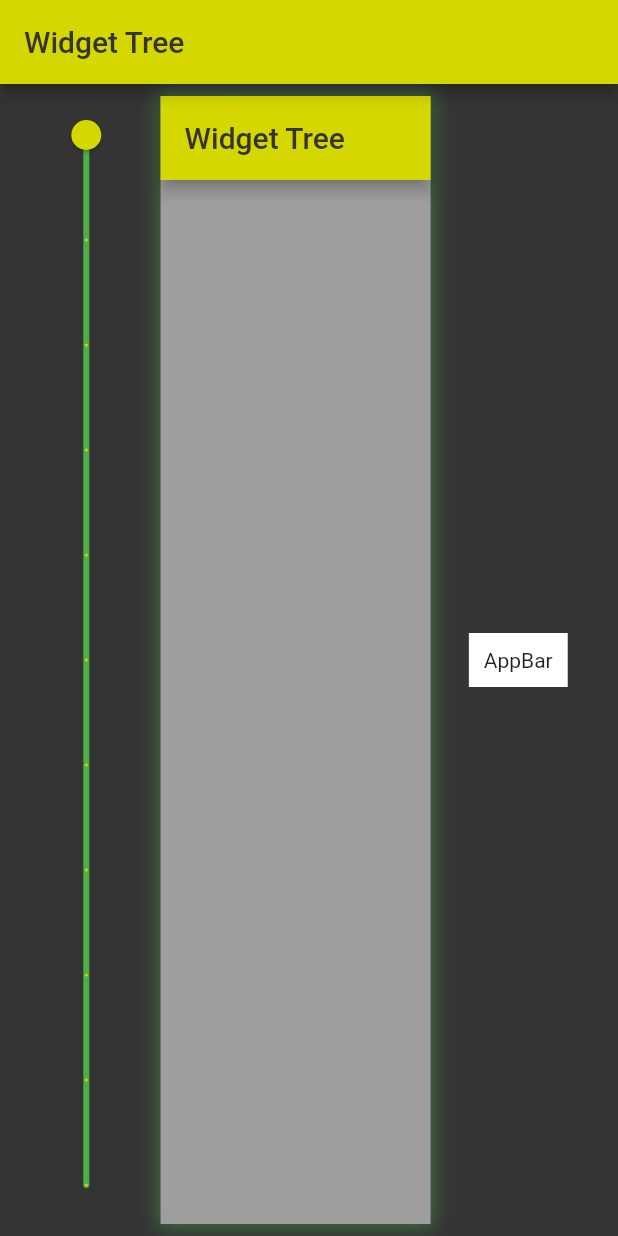
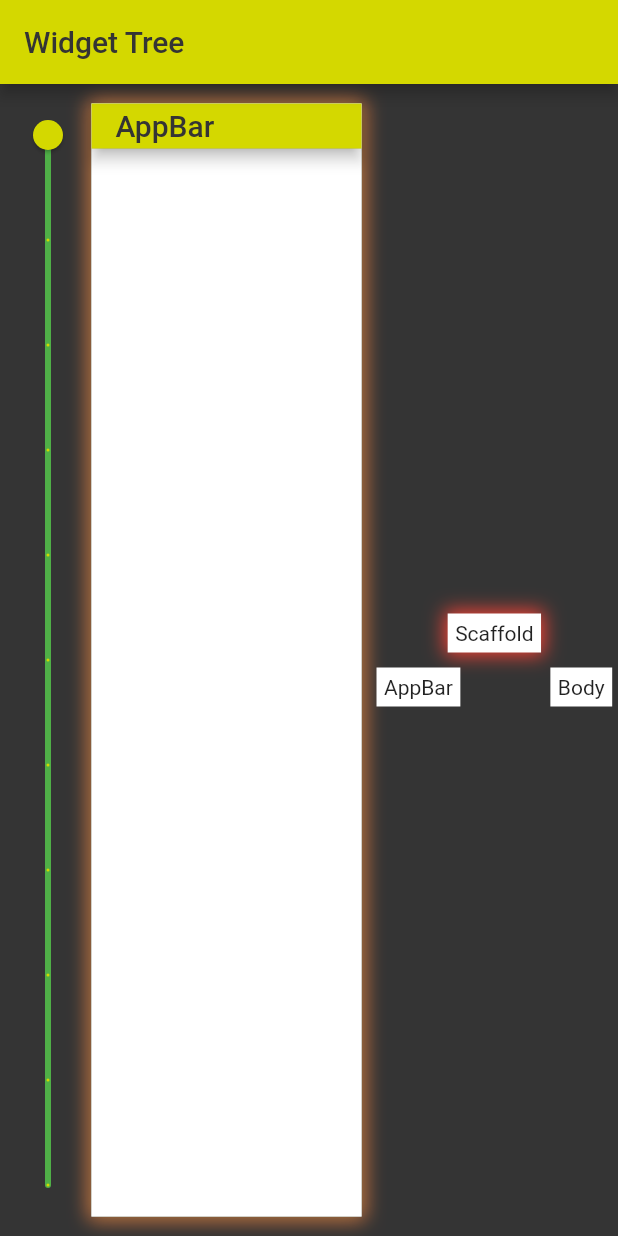
Before and after one commit to cosee/rheinmainflutter, a Flutter app: the screen it shows after launch, on a phone screen of 412 x 824 dp. Run offline on Flutter 3.47's test engine with Material 2 defaults, Android fonts, the light colour scheme and no system bars.

Commit message:
Implemented more of glowing widget tree

```diff
--- a/lib/core/widgets/abstract_app_bar.dart
+++ b/lib/core/widgets/abstract_app_bar.dart
@@ -1,8 +1,11 @@
 import 'package:flutter/material.dart';
 
-abstract class AbstractAppBar extends StatelessWidget implements PreferredSizeWidget {
-  AbstractAppBar({Key key}) : super(key: key);
+abstract class AbstractAppBar extends StatelessWidget
+    implements PreferredSizeWidget {
+  AbstractAppBar({Key key, this.preferredHeight}) : super(key: key);
+
+  final double preferredHeight;
 
   @override
-  Size get preferredSize => Size.fromHeight(kToolbarHeight);
+  Size get preferredSize => Size.fromHeight(preferredHeight ?? kToolbarHeight);
 }
--- a/lib/widget_tree/view/widgets/interactive_scaffold/interactive_scaffold.dart
+++ b/lib/widget_tree/view/widgets/interactive_scaffold/interactive_scaffold.dart
@@ -1,11 +1,29 @@
 import 'package:flutter/material.dart';
+import 'package:flutterrheinmain/widget_tree/view/widgets/interactive_widget_tree/widget_tree_node.dart';
 
 import 'package:flutterrheinmain/widget_tree/view/widgets/widget_tree_app_bar.dart';
 
 class InteractiveScaffold extends StatelessWidget {
   @override
   Widget build(BuildContext context) => Scaffold(
-    backgroundColor: Colors.grey,
-        appBar: WidgetTreeAppBar(),
+        backgroundColor: Colors.grey,
+        appBar: _createAppBar(),
+        body: _createBody(),
+      );
+
+  _createAppBar() => WidgetTreeNode(
+        depth: 1,
+        child: WidgetTreeAppBar(text: 'AppBar'),
+        preferredHeight: 30,
+        padding: 0,
+        margin: 0,
+      );
+
+      _createBody() => WidgetTreeNode(
+        depth: 1,
+        child: Container(),
+        padding: 0,
+        margin: 0,
+        shadowColor: Colors.blue,
       );
 }
--- a/lib/widget_tree/view/widgets/interactive_widget_tree/interactive_widget_tree.dart
+++ b/lib/widget_tree/view/widgets/interactive_widget_tree/interactive_widget_tree.dart
@@ -4,5 +4,21 @@ import 'package:flutterrheinmain/widget_tree/view/widgets/interactive_widget_tre
 
 class InteractiveWidgetTree extends StatelessWidget {
   @override
-  Widget build(BuildContext context) => WidgetTreeNode(2, 'AppBar');
+  Widget build(BuildContext context) => Column(
+        mainAxisAlignment: MainAxisAlignment.center,
+        children: <Widget>[
+          WidgetTreeNode(depth: 0, child: Text('Scaffold')),
+          _createLevel1(),
+        ],
+      );
+
+  Widget _createLevel1() => Row(
+        mainAxisAlignment: MainAxisAlignment.spaceEvenly,
+        children: <Widget>[
+          WidgetTreeNode(depth: 1, child: Text('AppBar')),
+          Padding(padding: EdgeInsets.only(right: 50),),
+          WidgetTreeNode(
+              depth: 1, child: Text('Body'), shadowColor: Colors.blue),
+        ],
+      );
 }
--- a/lib/widget_tree/view/widgets/interactive_widget_tree/widget_tree_node.dart
+++ b/lib/widget_tree/view/widgets/interactive_widget_tree/widget_tree_node.dart
@@ -4,11 +4,25 @@ import 'package:flutterrheinmain/widget_tree/view/decoration/glowing_shadow_deco
 import 'package:flutterrheinmain/widget_tree/view/provider/widget_tree_provider.dart';
 import 'package:provider/provider.dart';
 
-class WidgetTreeNode extends StatelessWidget {
-  WidgetTreeNode(this.depth, this.text);
+class WidgetTreeNode extends StatelessWidget implements PreferredSizeWidget {
+  WidgetTreeNode(
+      {@required this.depth,
+      @required this.child,
+      this.preferredHeight,
+      this.padding = 5,
+      this.margin = 5,
+      this.shadowColor = Colors.red});
 
   final int depth;
-  final String text;
+  final Widget child;
+  final double preferredHeight;
+  final double padding;
+  final double margin;
+  final Color shadowColor;
+
+  //Since it needs to pose as an AppBar as well
+  @override
+  Size get preferredSize => Size.fromHeight(preferredHeight ?? kToolbarHeight);
 
   @override
   Widget build(BuildContext context) => Consumer<WidgetTreeProvider>(
@@ -16,13 +30,14 @@ class WidgetTreeNode extends StatelessWidget {
 
   Widget _createNode(WidgetTreeProvider provider) => Container(
         decoration: _getDecoration(provider.depth.toInt()),
-        padding: EdgeInsets.all(10),
-        child: Text(text),
+        padding: EdgeInsets.all(padding),
+        margin: EdgeInsets.all(margin),
+        child: child,
       );
 
   _getDecoration(int selectedDepth) => selectedDepth == depth
       ? GlowingShadowDecoration(
-          color: CustomColors.coseeLightGreen,
+          color: shadowColor,
           backgroundColor: Colors.white,
         )
       : BoxDecoration(color: Colors.white);
--- a/lib/widget_tree/view/widgets/scaffold_body.dart
+++ b/lib/widget_tree/view/widgets/scaffold_body.dart
@@ -1,4 +1,5 @@
 import 'package:flutter/material.dart';
+import 'package:flutterrheinmain/widget_tree/view/widgets/interactive_widget_tree/widget_tree_node.dart';
 import 'package:provider/provider.dart';
 
 import 'package:flutterrheinmain/widget_tree/view/decoration/glowing_shadow_decoration.dart';
@@ -31,11 +32,15 @@ class ScaffoldBody extends StatelessWidget {
         child: DepthSlider(),
       );
 
-  _createInteractiveScaffold() => Container(
-        width: 180,
-        decoration: GlowingShadowDecoration(),
-        child: InteractiveScaffold(),
+  _createInteractiveScaffold() => WidgetTreeNode(
+        depth: 0,
+        padding: 0,
+        child: Container(
+          width: 180,
+          decoration: GlowingShadowDecoration(),
+          child: InteractiveScaffold(),
+        ),
       );
 
-      _createInteractiveWidgetTree() => InteractiveWidgetTree();
+  _createInteractiveWidgetTree() => InteractiveWidgetTree();
 }
--- a/lib/widget_tree/view/widgets/widget_tree_app_bar.dart
+++ b/lib/widget_tree/view/widgets/widget_tree_app_bar.dart
@@ -4,12 +4,15 @@ import 'package:flutterrheinmain/core/resources/colors.dart';
 import 'package:flutterrheinmain/core/widgets/abstract_app_bar.dart';
 
 class WidgetTreeAppBar extends AbstractAppBar {
-  WidgetTreeAppBar({Key key}) : super(key: key);
+  WidgetTreeAppBar({Key key, this.text = 'Widget Tree', double preferredHeight})
+      : super(key: key, preferredHeight: preferredHeight);
+
+  final String text;
 
   @override
   Widget build(BuildContext context) => AppBar(
         title: Text(
-          'Widget Tree',
+          text,
           style: TextStyle(color: CustomColors.coseedarkgrey),
         ),
       );
```
